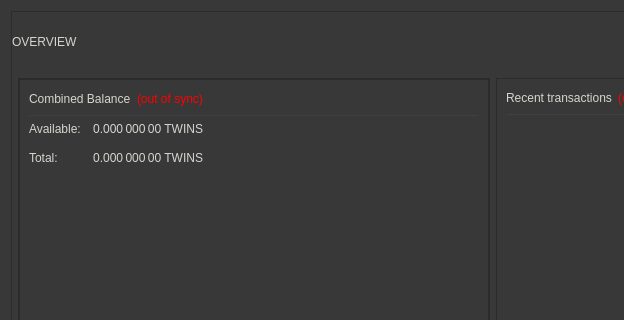
This is src/qt/forms/overviewpage.ui in djjedclash/TWINS-Core as Qt 5 draws it before an edit; both pictures show x 0 to 624 and y 0 to 320 of the 978 by 841 pixel window. The edited form follows.
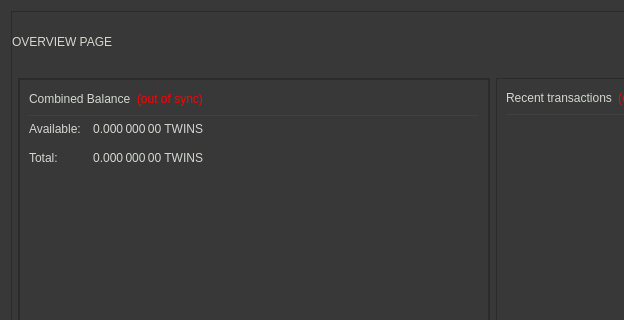
This is the edited form.

Diff of the .ui file:
```diff
--- a/src/qt/forms/overviewpage.ui
+++ b/src/qt/forms/overviewpage.ui
@@ -117,7 +117,7 @@
                 </font>
                </property>
                <property name="text">
-                <string>OVERVIEW</string>
+                <string>OVERVIEW PAGE</string>
                </property>
                <property name="alignment">
                 <set>Qt::AlignLeading|Qt::AlignLeft|Qt::AlignVCenter</set>
```
